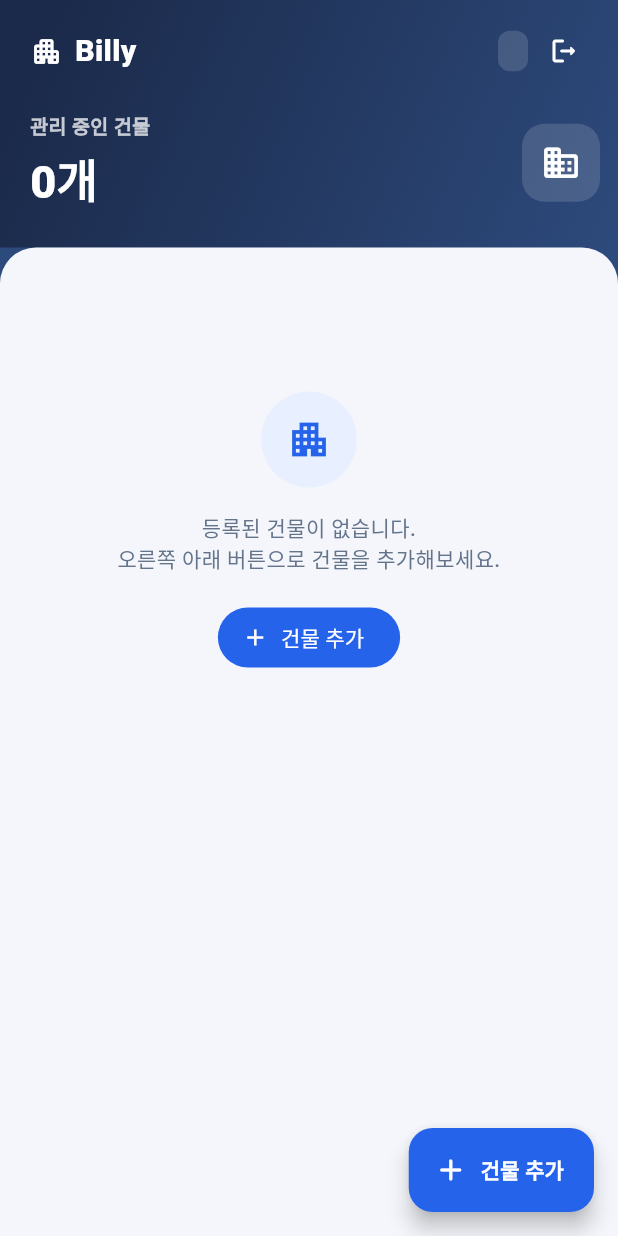
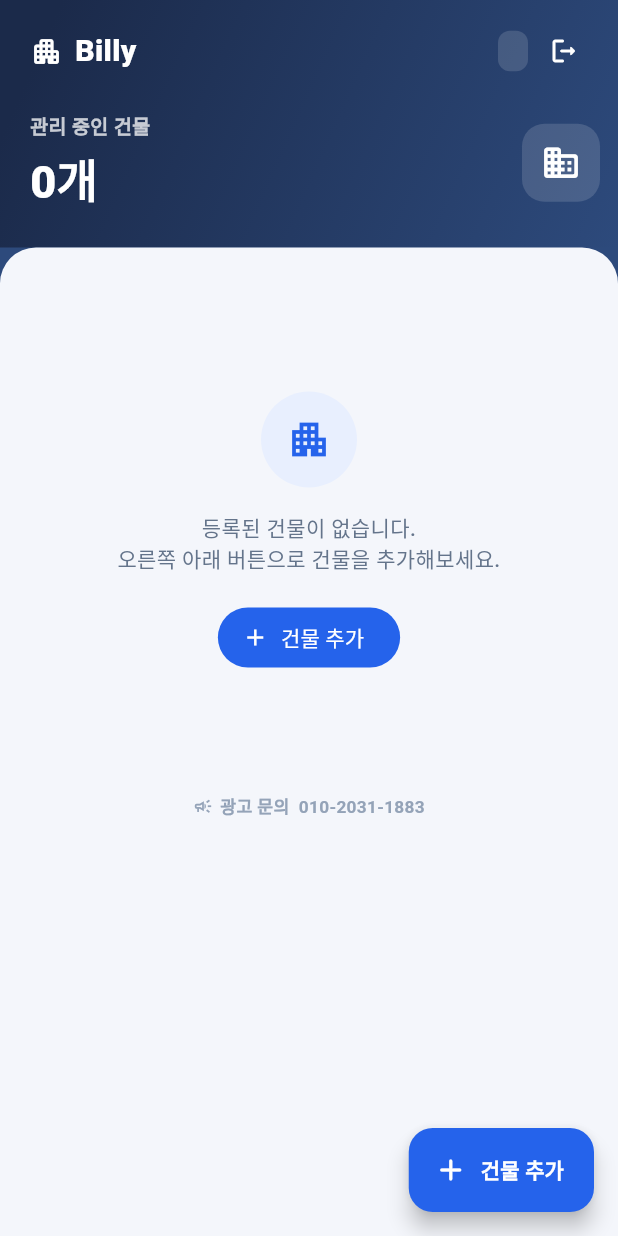
Before and after one commit to hiosi123/billy, a Flutter app: the HomeScreen screen opened by its route, on a phone screen of 412 x 824 dp. Run offline on Flutter 3.47's test engine with Material 3 defaults, Android fonts, the phone set to English and light mode, and no system bars; our stand-ins replace image_picker, share_plus, shared_preferences; missing offline and left inert: dart:html; accounts and stored records are empty; network calls fail.

Commit message:
feat(home): 관리 화면 하단에 광고 문의 연락처 추가
홈 건물 목록/빈 화면 하단에 작은 '광고 문의 010-2031-1883' 푸터.

Co-Authored-By: Claude Opus 4.8 <noreply@anthropic.com>

```diff
--- a/billy_frontend/lib/screens/home/home_screen.dart
+++ b/billy_frontend/lib/screens/home/home_screen.dart
@@ -131,6 +131,8 @@ class _HomeScreenState extends State<HomeScreen> {
                                 label: const Text('건물 추가'),
                               ),
                             ),
+                            const SizedBox(height: 40),
+                            const _AdInquiryFooter(),
                           ])
                         : ListView(
                             padding: const EdgeInsets.fromLTRB(16, 18, 16, 100),
@@ -147,6 +149,8 @@ class _HomeScreenState extends State<HomeScreen> {
                                     },
                                     onDelete: () => _confirmDelete(context, b),
                                   )),
+                              const SizedBox(height: 8),
+                              const _AdInquiryFooter(),
                             ],
                           ),
               ),
@@ -190,6 +194,36 @@ class _HomeScreenState extends State<HomeScreen> {
       useRootNavigator: true,
       backgroundColor: Colors.transparent,
       builder: (_) => const _AddBuildingSheet(),
+    );
+  }
+}
+
+/// 화면 하단의 작은 광고 문의 안내.
+class _AdInquiryFooter extends StatelessWidget {
+  const _AdInquiryFooter();
+
+  @override
+  Widget build(BuildContext context) {
+    return Padding(
+      padding: const EdgeInsets.only(top: 4, bottom: 8),
+      child: Center(
+        child: Row(
+          mainAxisSize: MainAxisSize.min,
+          children: [
+            Icon(Icons.campaign_outlined, size: 13, color: BillyColors.textHint),
+            const SizedBox(width: 5),
+            Text(
+              '광고 문의  010-2031-1883',
+              style: TextStyle(
+                fontSize: 11.5,
+                color: BillyColors.textHint,
+                fontWeight: FontWeight.w600,
+                letterSpacing: 0.2,
+              ),
+            ),
+          ],
+        ),
+      ),
     );
   }
 }
```
